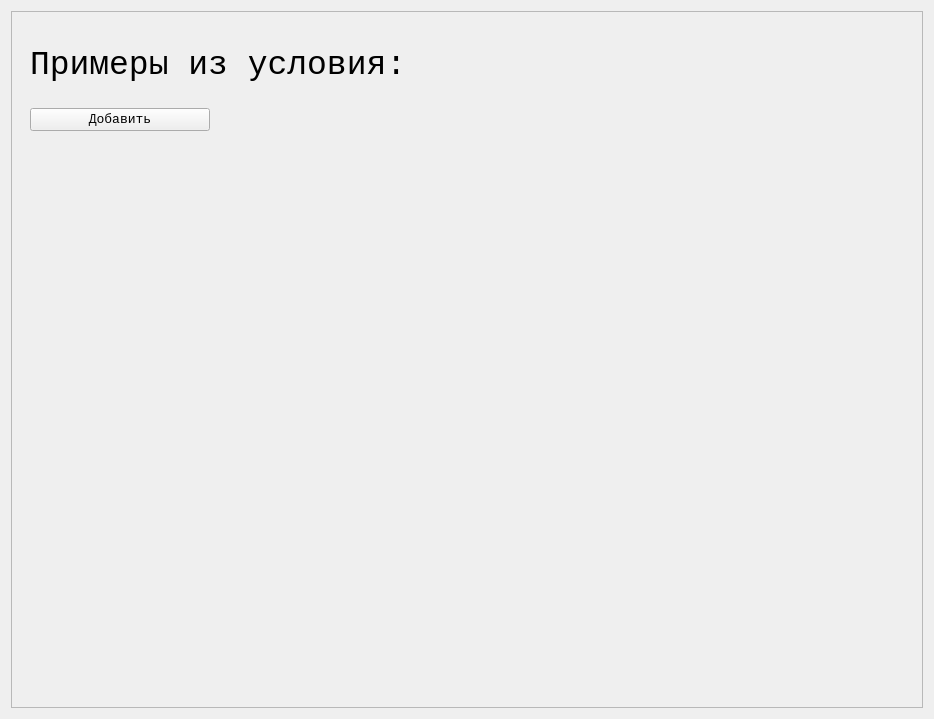
The window that list_of_test.ui (k1kate/genjson) describes before a commit, drawn with Qt 5.
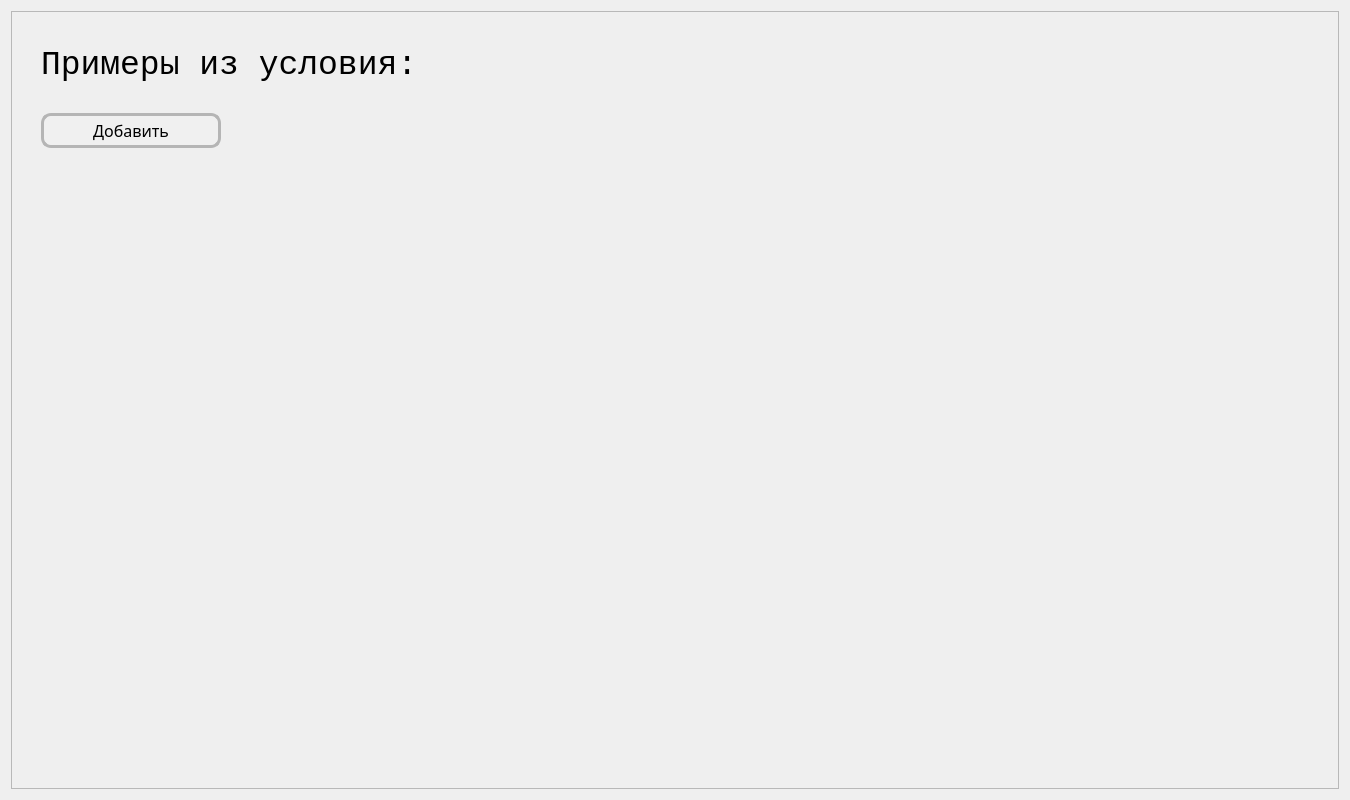
The same window after the commit.

Diff of the .ui file:
```diff
--- a/list_of_test.ui
+++ b/list_of_test.ui
@@ -6,20 +6,20 @@
    <rect>
     <x>0</x>
     <y>0</y>
-    <width>934</width>
-    <height>719</height>
+    <width>1350</width>
+    <height>800</height>
    </rect>
   </property>
   <property name="minimumSize">
    <size>
-    <width>934</width>
-    <height>719</height>
+    <width>1350</width>
+    <height>800</height>
    </size>
   </property>
   <property name="maximumSize">
    <size>
-    <width>934</width>
-    <height>719</height>
+    <width>1350</width>
+    <height>800</height>
    </size>
   </property>
   <property name="windowTitle">
@@ -28,6 +28,18 @@
   <layout class="QVBoxLayout" name="verticalLayout_3">
    <item>
     <widget class="QScrollArea" name="scrollArea">
+     <property name="sizePolicy">
+      <sizepolicy hsizetype="Minimum" vsizetype="Minimum">
+       <horstretch>0</horstretch>
+       <verstretch>0</verstretch>
+      </sizepolicy>
+     </property>
+     <property name="minimumSize">
+      <size>
+       <width>0</width>
+       <height>200</height>
+      </size>
+     </property>
      <property name="horizontalScrollBarPolicy">
       <enum>Qt::ScrollBarAlwaysOff</enum>
      </property>
@@ -39,21 +51,20 @@
        <rect>
         <x>0</x>
         <y>0</y>
-        <width>910</width>
-        <height>695</height>
+        <width>1326</width>
+        <height>776</height>
        </rect>
       </property>
       <layout class="QVBoxLayout" name="verticalLayout_2">
-       <item alignment="Qt::AlignTop">
-        <widget class="QWidget" name="widget" native="true">
-         <layout class="QVBoxLayout" name="verticalLayout_4" stretch="0,0,0">
+       <item>
+        <layout class="QVBoxLayout" name="verticalLayout_5">
           <property name="spacing">
+          <number>25</number>
+         </property>
+         <property name="leftMargin">
            <number>20</number>
           </property>
-          <property name="topMargin">
-           <number>0</number>
-          </property>
-          <item>
+         <item alignment="Qt::AlignTop">
            <widget class="QLabel" name="label">
             <property name="sizePolicy">
              <sizepolicy hsizetype="Maximum" vsizetype="Maximum">
@@ -95,7 +106,7 @@
             </property>
            </widget>
           </item>
-          <item>
+         <item alignment="Qt::AlignTop">
            <widget class="QPushButton" name="pushb_1_add">
             <property name="sizePolicy">
              <sizepolicy hsizetype="Maximum" vsizetype="Fixed">
@@ -112,20 +123,33 @@
             <property name="maximumSize">
              <size>
               <width>180</width>
-              <height>29</height>
+             <height>36</height>
              </size>
             </property>
             <property name="font">
              <font>
-              <family>Consolas</family>
-              <pointsize>10</pointsize>
+             <family>Consolas 12</family>
+             <pointsize>12</pointsize>
               <weight>50</weight>
               <italic>false</italic>
               <bold>false</bold>
              </font>
             </property>
             <property name="styleSheet">
-             <string notr="true">font: 10pt &quot;Consolas&quot;;</string>
+            <string notr="true">QPushButton {
+        background-color: #F0F0F0;
+		border: 3px solid #B5B5B5; 
+		border-radius: 10px; 
+		padding: 3px;
+		font: 12pt &quot;Consolas&quot; bold;
+	
+    }
+    QPushButton:hover {
+        background-color: #DADADA;
+    }
+    QPushButton:pressed {
+        background-color: #919191;
+    }</string>
             </property>
             <property name="text">
              <string>Добавить</string>
@@ -146,7 +170,19 @@
            </layout>
           </item>
          </layout>
-        </widget>
+       </item>
+       <item>
+        <spacer name="verticalSpacer">
+         <property name="orientation">
+          <enum>Qt::Vertical</enum>
+         </property>
+         <property name="sizeHint" stdset="0">
+          <size>
+           <width>20</width>
+           <height>40</height>
+          </size>
+         </property>
+        </spacer>
        </item>
       </layout>
      </widget>
```
Left out of the diff: 7 changed lines with no effect on the pictures. Lines whose indentation alone changed are shown as unchanged.
